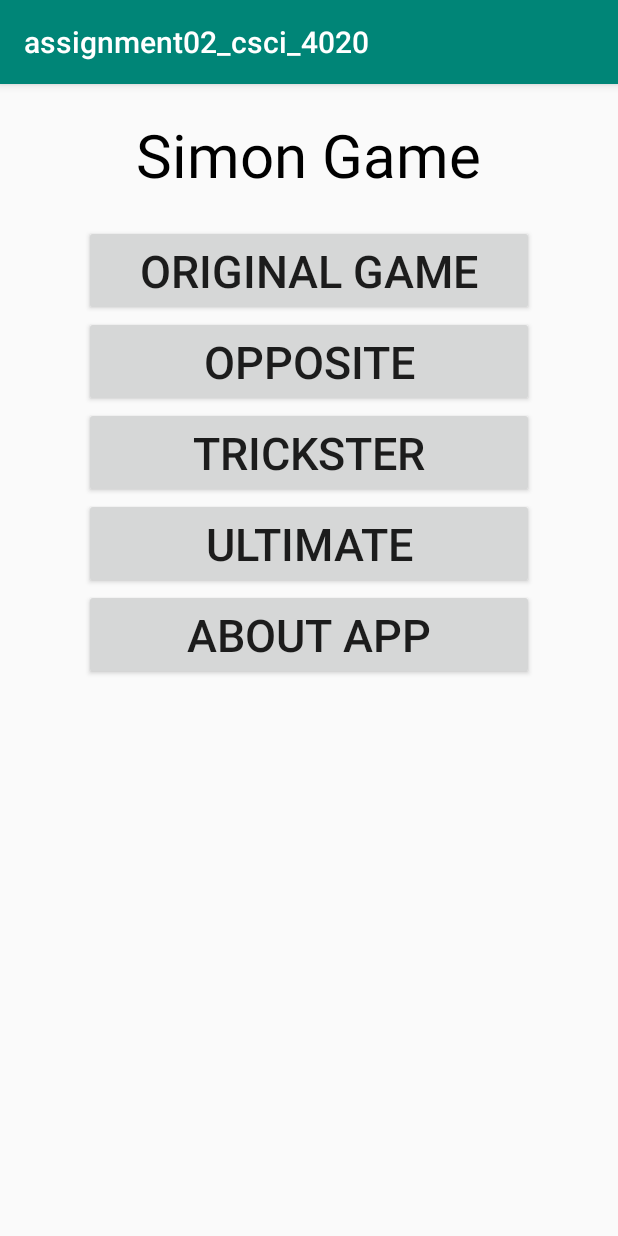
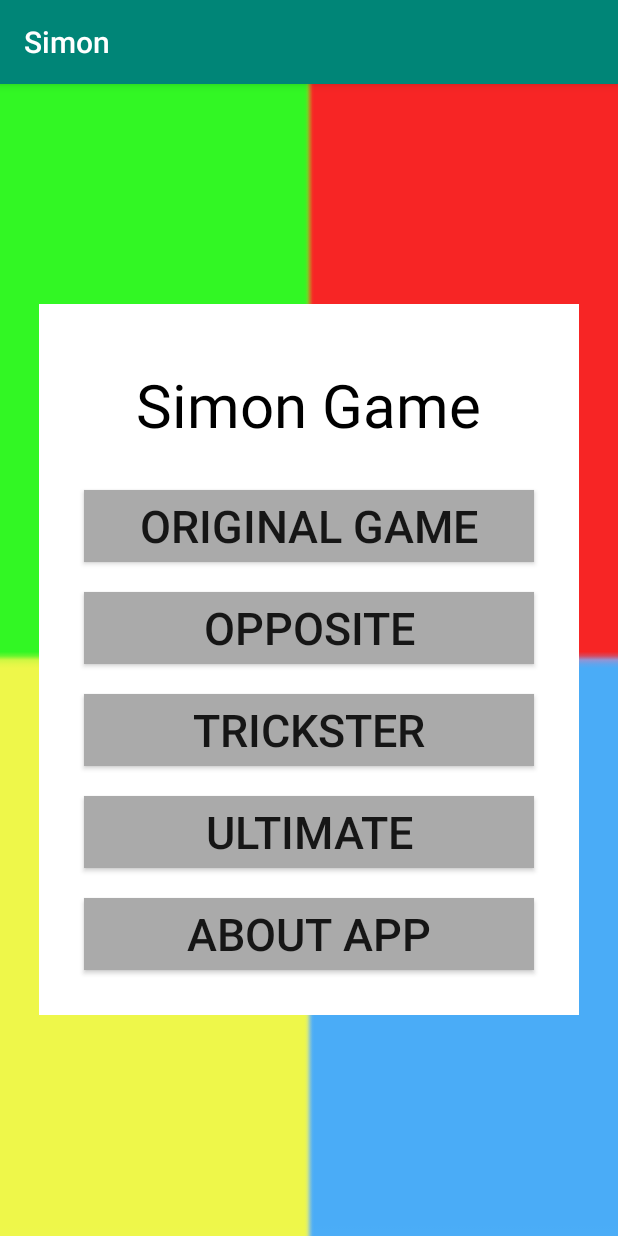
Before and after one commit to echemendiac/assignment02_csci_4020, an Android app: the screen it shows after launch (MainActivity), on a phone screen of 412 x 824 dp. Run offline under Robolectric (Android 15) with nearby library versions, the phone set to English and light mode, and no system bars.

Commit message:
Improved visual design on splash screen and game board.

```diff
--- a/app/src/main/res/layout/activity_main.xml
+++ b/app/src/main/res/layout/activity_main.xml
@@ -5,9 +5,18 @@
     android:layout_width="match_parent"
     android:layout_height="match_parent"
     tools:context=".MainActivity"
-    android:gravity="center_horizontal"
-    android:orientation="vertical">
+    android:gravity="center"
+    android:orientation="vertical"
+    android:background="@drawable/simon">
 
+    <LinearLayout
+        android:layout_width="wrap_content"
+        android:layout_height="wrap_content"
+        android:padding="20dp"
+        android:gravity="center_horizontal"
+        android:orientation="vertical"
+        android:background="@android:color/white"
+        >
     <TextView
         android:layout_width="wrap_content"
         android:layout_height="wrap_content"
@@ -18,24 +27,32 @@
     <Button
         android:id="@+id/modeb_1"
         android:layout_width="300dp"
+        android:background="@android:color/darker_gray"
+        android:layout_margin="10dp"
         android:layout_height="wrap_content"
         android:text="Original Game"
         android:textSize="30dp"/>
     <Button
         android:id="@+id/modeb_2"
         android:layout_width="300dp"
+        android:background="@android:color/darker_gray"
+        android:layout_margin="10dp"
         android:layout_height="wrap_content"
         android:text="Opposite"
         android:textSize="30dp"/>
     <Button
         android:id="@+id/modeb_3"
         android:layout_width="300dp"
+        android:background="@android:color/darker_gray"
+        android:layout_margin="10dp"
         android:layout_height="wrap_content"
         android:text="Trickster"
         android:textSize="30dp"/>
     <Button
         android:id="@+id/modeb_4"
         android:layout_width="300dp"
+        android:background="@android:color/darker_gray"
+        android:layout_margin="10dp"
         android:layout_height="wrap_content"
         android:text="Ultimate"
         android:textSize="30dp"/>
@@ -43,10 +60,12 @@
     <Button
         android:id="@+id/about"
         android:layout_width="300dp"
+        android:background="@android:color/darker_gray"
+        android:layout_margin="10dp"
         android:layout_height="wrap_content"
         android:text="About App"
         android:textSize="30dp"/>
 
-
+    </LinearLayout>
 
 </LinearLayout>
--- a/app/src/main/res/values/strings.xml
+++ b/app/src/main/res/values/strings.xml
@@ -1,4 +1,4 @@
 <resources>
-    <string name="app_name">assignment02_csci_4020</string>
+    <string name="app_name">Simon</string>
     <string name="title_activity_original__game">Original_Game</string>
 </resources>
```
Also changed, not shown: app/src/main/res/drawable/button_border.xml (added, +11 -0 lines), app/src/main/res/layout/game.xml (+9 -4 lines), app/src/main/res/drawable-v24/simon.png (added).
